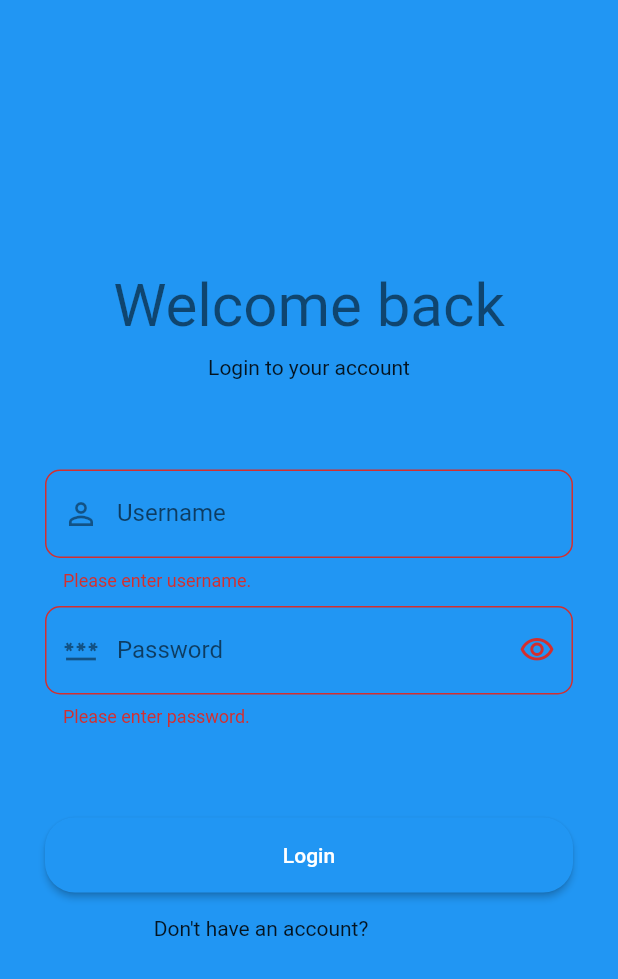
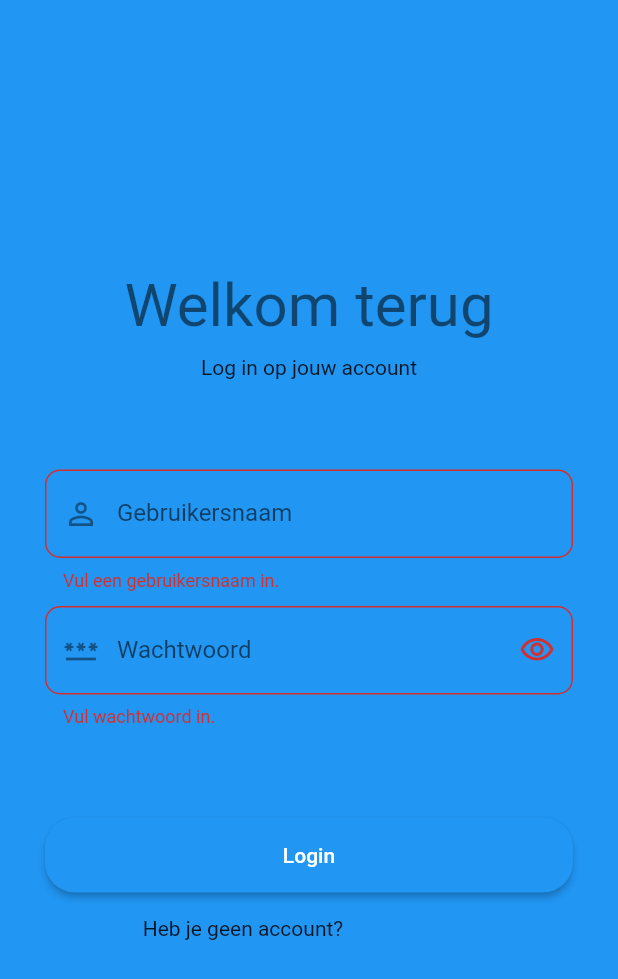
Before and after one commit to PS227368/Project5, a Flutter app: the Login screen opened directly, after a tap on "Login", on a phone screen of 412 x 824 dp. Shown: the top 979 px of the screen. Run offline on Flutter 3.47's test engine with Material 2 defaults, Android fonts, the light colour scheme and no system bars; our stand-ins replace google_fonts, hive_flutter; accounts and stored records are empty.

Commit message:
Alle text van engels naar nederlands gezet

```diff
--- a/lib/inlog.dart
+++ b/lib/inlog.dart
@@ -40,12 +40,12 @@ class _LoginState extends State<Login> {
             children: [
               const SizedBox(height: 150),
               Text(
-                "Welcome back",
+                "Welkom terug",
                 style: Theme.of(context).textTheme.headlineLarge,
               ),
               const SizedBox(height: 10),
               Text(
-                "Login to your account",
+                "Log in op jouw account",
                 style: Theme.of(context).textTheme.bodyMedium,
               ),
               const SizedBox(height: 60),
@@ -53,7 +53,7 @@ class _LoginState extends State<Login> {
                 controller: _controllerUsername,
                 keyboardType: TextInputType.name,
                 decoration: InputDecoration(
-                  labelText: "Username",
+                  labelText: "Gebruikersnaam",
                   prefixIcon: const Icon(Icons.person_outline),
                   border: OutlineInputBorder(
                     borderRadius: BorderRadius.circular(10),
@@ -65,9 +65,9 @@ class _LoginState extends State<Login> {
                 onEditingComplete: () => _focusNodePassword.requestFocus(),
                 validator: (String? value) {
                   if (value == null || value.isEmpty) {
-                    return "Please enter username.";
+                    return "Vul een gebruikersnaam in.";
                   } else if (!_boxAccounts.containsKey(value)) {
-                    return "Username is not registered.";
+                    return "Gebruikersnaam is niet geregistreerd.";
                   }
 
                   return null;
@@ -80,7 +80,7 @@ class _LoginState extends State<Login> {
                 obscureText: _obscurePassword,
                 keyboardType: TextInputType.visiblePassword,
                 decoration: InputDecoration(
-                  labelText: "Password",
+                  labelText: "Wachtwoord",
                   prefixIcon: const Icon(Icons.password_outlined),
                   suffixIcon: IconButton(
                       onPressed: () {
@@ -100,10 +100,10 @@ class _LoginState extends State<Login> {
                 ),
                 validator: (String? value) {
                   if (value == null || value.isEmpty) {
-                    return "Please enter password.";
+                    return "Vul wachtwoord in.";
                   } else if (value !=
                       _boxAccounts.get(_controllerUsername.text)) {
-                    return "Wrong password.";
+                    return "Verkeerd password.";
                   }
 
                   return null;
@@ -122,7 +122,8 @@ class _LoginState extends State<Login> {
                     onPressed: () {
                       if (_formKey.currentState?.validate() ?? false) {
                         _boxLogin.put("loginStatus", true);
-                        _boxLogin.put("userName", _controllerUsername.text);
+                        _boxLogin.put(
+                            "GebruikersNaam", _controllerUsername.text);
 
                         Navigator.pushReplacement(
                           context,
@@ -139,7 +140,7 @@ class _LoginState extends State<Login> {
                   Row(
                     mainAxisAlignment: MainAxisAlignment.center,
                     children: [
-                      const Text("Don't have an account?"),
+                      const Text("Heb je geen account?"),
                       TextButton(
                         onPressed: () {
                           _formKey.currentState?.reset();
@@ -153,7 +154,7 @@ class _LoginState extends State<Login> {
                             ),
                           );
                         },
-                        child: const Text("Signup"),
+                        child: const Text("Registreren"),
                       ),
                     ],
                   ),
```
